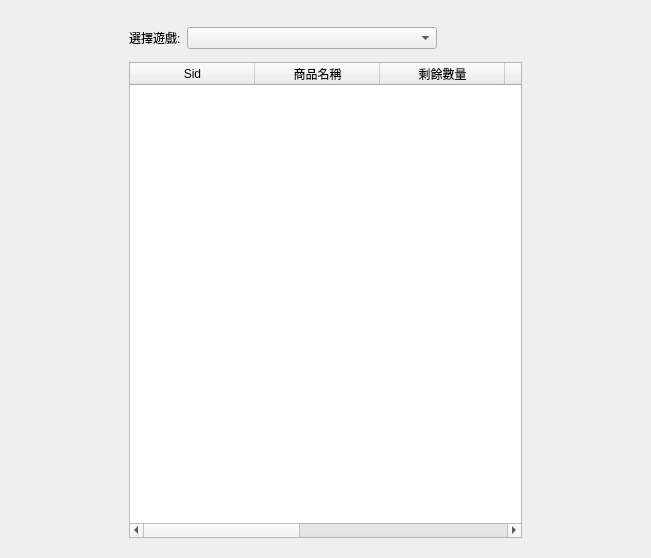
First picture: the form in src/AdbClient/StageManagerSetting/LayerCountSetting.ui, repository roger0816/Adb, before the edit.
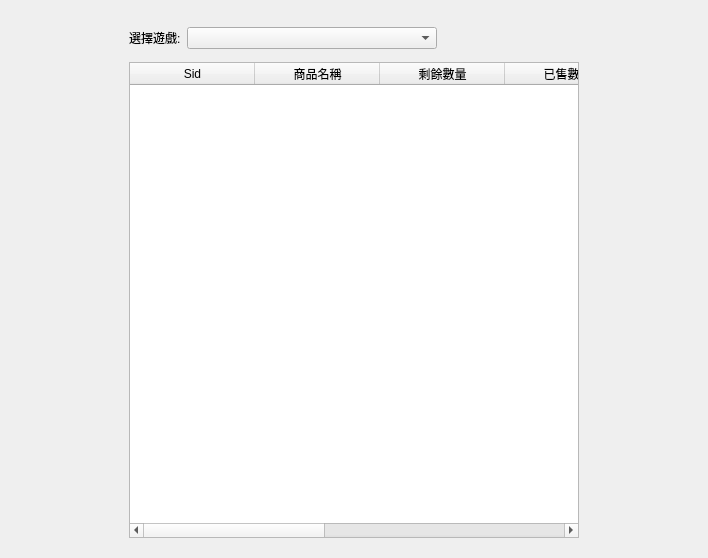
Second picture: the form after the edit.

```diff
--- a/src/AdbClient/StageManagerSetting/LayerCountSetting.ui
+++ b/src/AdbClient/StageManagerSetting/LayerCountSetting.ui
@@ -76,6 +76,12 @@
       </item>
       <item>
        <widget class="QTableWidget" name="tb">
+        <property name="minimumSize">
+         <size>
+          <width>450</width>
+          <height>0</height>
+         </size>
+        </property>
         <property name="editTriggers">
          <set>QAbstractItemView::NoEditTriggers</set>
         </property>
```
